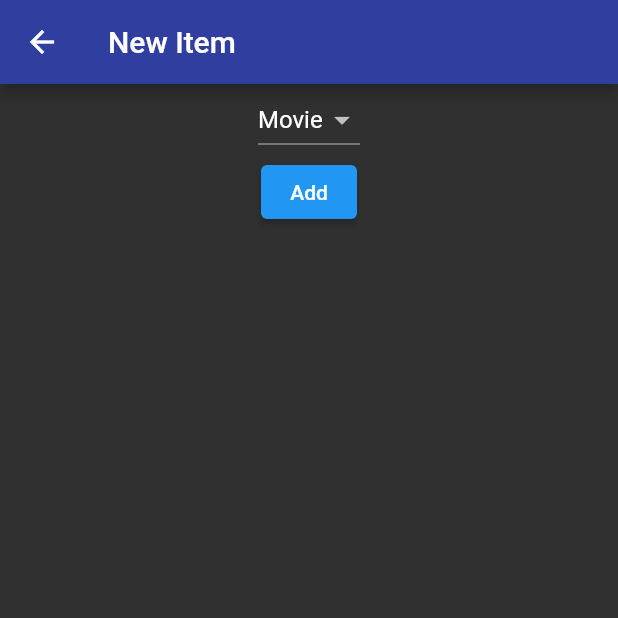
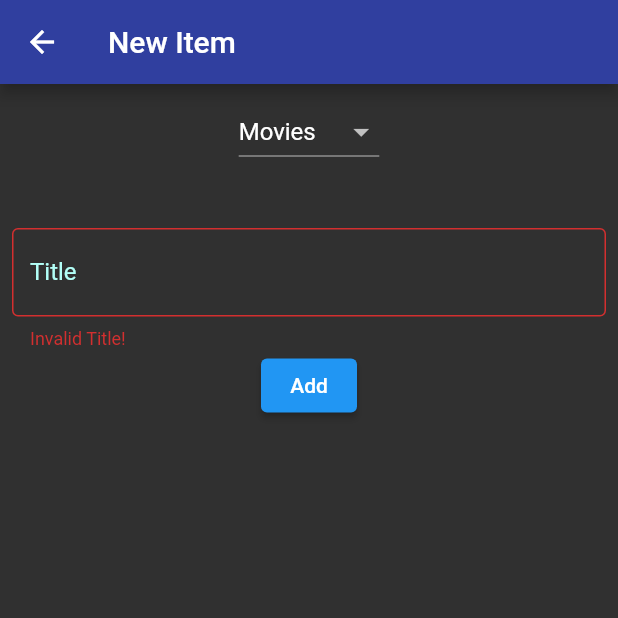
Before and after one commit to SosnaK1/Plibrary, a Flutter app: the NewItemPage screen opened directly, on a phone screen of 412 x 824 dp, the top half of it. Run offline on Flutter 3.47's test engine with Material 2 defaults, Android fonts, the light colour scheme and no system bars; our stand-ins replace bloc, cloud_firestore, equatable, firebase_auth, firebase_core, flutter_bloc and 4 more; accounts and stored records are empty.

```diff
--- a/lib/app/view/app.dart
+++ b/lib/app/view/app.dart
@@ -71,8 +71,6 @@ class AppView extends StatelessWidget {
         );
       },
       onGenerateRoute: (settings) {
-        // TODO: Fix this
-        print("Route Generator Called");
         return SplashPage.route();
       },
     );
--- a/lib/forms/models/models.dart
+++ b/lib/forms/models/models.dart
@@ -1,3 +1,4 @@
 export 'confirmed_password.dart';
 export 'email.dart';
 export 'password.dart';
+export 'title.dart';
--- /dev/null
+++ b/lib/forms/models/title.dart
@@ -0,0 +1,13 @@
+import 'package:formz/formz.dart';
+
+enum TitleValidationError { invalid }
+
+class Title extends FormzInput<String, TitleValidationError> {
+  const Title.pure() : super.pure('');
+  const Title.dirty([String value = '']) : super.dirty(value);
+
+  @override
+  TitleValidationError validator(String value) {
+    return value.length >= 6 ? null : TitleValidationError.invalid;
+  }
+}
--- a/lib/pages/new_item/cubit/new_item_cubit.dart
+++ b/lib/pages/new_item/cubit/new_item_cubit.dart
@@ -1,14 +1,24 @@
 import 'package:bloc/bloc.dart';
 import 'package:equatable/equatable.dart';
+import 'package:formz/formz.dart';
 import 'package:plibrary/database_service/database_repository.dart';
 import 'package:plibrary/database_service/models/movie.dart';
+import 'package:plibrary/forms/models/models.dart';
 
 part 'new_item_state.dart';
 
 class NewItemCubit extends Cubit<NewItemState> {
-  NewItemCubit(this._databaseRepository) : super(NewItemInitial());
+  NewItemCubit(this._databaseRepository) : super(const NewItemState());
 
   final DatabaseRepository _databaseRepository;
+
+  void selectedItemTypeChanged(String value) {
+    emit(state.copyWith(selectedItemType: value));
+  }
+
+  void titleChanged(String value) {
+    emit(state.copyWith(title: Title.dirty(value)));
+  }
 
   Future<void> newItemSubmitted() async {
     Movie movie = Movie(
@@ -20,9 +30,5 @@ class NewItemCubit extends Cubit<NewItemState> {
         score: "4");
 
     await _databaseRepository.addNewMovie(movie);
-
-
-    //var movies = await _databaseRepository.getMovies().toList();
-    //print(movies);
   }
 }
--- a/lib/pages/new_item/cubit/new_item_state.dart
+++ b/lib/pages/new_item/cubit/new_item_state.dart
@@ -1,10 +1,26 @@
 part of 'new_item_cubit.dart';
 
-abstract class NewItemState extends Equatable {
-  const NewItemState();
+class NewItemState extends Equatable {
+  const NewItemState({
+    this.selectedItemType = "Movies",
+    this.title = const Title.pure(),
+    this.status = FormzStatus.pure,
+  });
+
+  final String selectedItemType;
+  final Title title;
+  final FormzStatus status;
+
+  static const itemTypes = ["Movies", "Series", "Books", "Games"];
 
   @override
-  List<Object> get props => [];
+  List<Object> get props => [selectedItemType, title, status];
+
+  NewItemState copyWith(
+      {String selectedItemType, Title title, FormzStatus status}) {
+    return NewItemState(
+        selectedItemType: selectedItemType ?? this.selectedItemType,
+        title: title ?? this.title,
+        status: status ?? this.status);
+  }
 }
-
-class NewItemInitial extends NewItemState {}
--- a/lib/pages/new_item/view/new_item_page.dart
+++ b/lib/pages/new_item/view/new_item_page.dart
@@ -2,6 +2,7 @@ import 'package:flutter/material.dart';
 import 'package:flutter_bloc/flutter_bloc.dart';
 import 'package:plibrary/database_service/database_repository.dart';
 import 'package:plibrary/pages/new_item/cubit/new_item_cubit.dart';
+import 'package:plibrary/widgets/default_text_form_field.dart';
 
 class NewItemPage extends StatelessWidget {
   const NewItemPage({Key key}) : super(key: key);
@@ -21,28 +22,45 @@ class NewItemPage extends StatelessWidget {
         body: BlocConsumer<NewItemCubit, NewItemState>(
           listener: (context, state) {},
           builder: (context, state) {
-            return Column(
+            return Center(
+              child: Padding(
+                padding: const EdgeInsets.all(8.0),
+                child: Column(
                   children: [
-                Center(
-                    child: DropdownButton<String>(
+                    DropdownButton<String>(
+                      hint: Text("Item Type"),
                       onChanged: (String newValue) {
-                    print(newValue);
+                        context
+                            .read<NewItemCubit>()
+                            .selectedItemTypeChanged(newValue);
                       },
-                  value: "Movie",
-                  items: <String>['Movie', 'Series', 'Book', 'Game']
+                      value: state.selectedItemType,
+                      items: NewItemState.itemTypes
                           .map<DropdownMenuItem<String>>((String value) {
                         return DropdownMenuItem<String>(
                           value: value,
                           child: Text(value),
                         );
                       }).toList(),
-                )),
+                    ),
+                    SizedBox(height: 40,),
+                    DefaultTextFormField(
+                      labelText: "Title",
+                      onChanged: (String newValue) {
+context
+                            .read<NewItemCubit>()
+                            .titleChanged(newValue);
+                      },
+                      errorText: "Invalid Title!",
+                    ),
                     ElevatedButton(
                         onPressed: () {
                           context.read<NewItemCubit>().newItemSubmitted();
                         },
                         child: Text("Add"))
                   ],
+                ),
+              ),
             );
           },
         ),
--- a/pubspec.yaml
+++ b/pubspec.yaml
@@ -21,6 +21,7 @@ dependencies:
   flutter_bloc: ^7.0.0
   flutter_spinkit: ^5.0.0
   formz: ^0.3.2
+  shimmer: ^2.0.0
   simple_animations: ^1.3.3
 
 dev_dependencies:
```
Also changed, not shown: lib/pages/movies/view/movies_page.dart (+49 -10 lines), lib/pages/splash/splash_page.dart (+12 -0 lines), packages/authentication_repository/pubspec.lock, packages/authentication_repository/pubspec.yaml (line endings or trailing spaces), pubspec.lock, 1 other file. Lines whose indentation alone changed are shown as unchanged.
